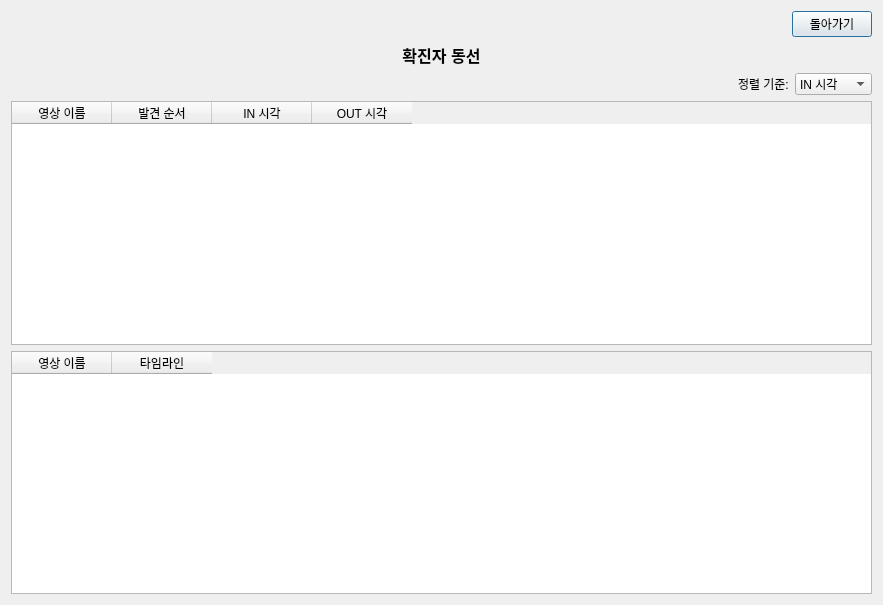
Old version of the form UI/rootOfConfirmedCase.ui in the repository Adel-es/multi_covid19_cctv_analyzer.
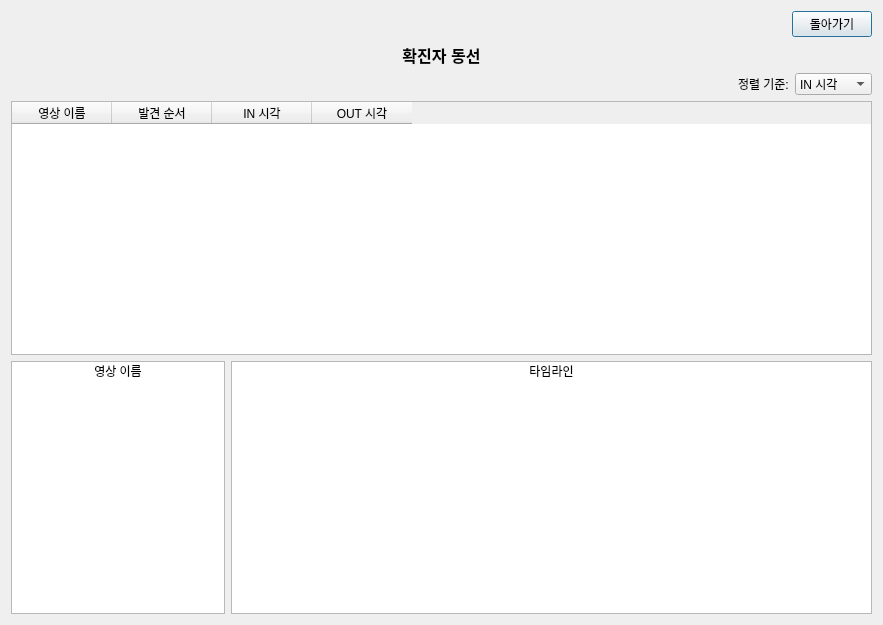
New version of the form.

Diff of the .ui file:
```diff
--- a/UI/rootOfConfirmedCase.ui
+++ b/UI/rootOfConfirmedCase.ui
@@ -7,52 +7,42 @@
     <x>0</x>
     <y>0</y>
     <width>883</width>
-    <height>605</height>
+    <height>625</height>
    </rect>
   </property>
   <property name="windowTitle">
    <string>Dialog</string>
   </property>
   <layout class="QGridLayout" name="gridLayout">
-   <item row="4" column="1">
-    <layout class="QHBoxLayout" name="horizontalLayout">
+   <item row="7" column="0">
+    <layout class="QHBoxLayout" name="horizontalLayout_3" stretch="1,3">
      <item>
-      <spacer name="horizontalSpacer">
-       <property name="orientation">
-        <enum>Qt::Horizontal</enum>
-       </property>
-       <property name="sizeHint" stdset="0">
-        <size>
-         <width>40</width>
-         <height>20</height>
-        </size>
-       </property>
-      </spacer>
-     </item>
-     <item>
-      <widget class="QLabel" name="label_2">
-       <property name="text">
-        <string>정렬 기준:</string>
-       </property>
-      </widget>
-     </item>
-     <item>
-      <widget class="QComboBox" name="comboBox">
-       <item>
-        <property name="text">
-         <string>IN 시각</string>
-        </property>
-       </item>
+      <widget class="QListWidget" name="listWidget_2">
        <item>
         <property name="text">
          <string>영상 이름</string>
         </property>
+        <property name="textAlignment">
+         <set>AlignCenter</set>
+        </property>
+       </item>
+      </widget>
+     </item>
+     <item>
+      <widget class="QListWidget" name="listWidget">
+       <item>
+        <property name="text">
+         <string>타임라인</string>
+        </property>
+        <property name="textAlignment">
+         <set>AlignCenter</set>
+        </property>
        </item>
       </widget>
      </item>
     </layout>
    </item>
-   <item row="0" column="1">
+   <item row="0" column="0">
     <layout class="QHBoxLayout" name="horizontalLayout_2">
      <item>
       <spacer name="horizontalSpacer_2">
@@ -76,45 +66,7 @@
      </item>
     </layout>
    </item>
-   <item row="6" column="1">
-    <widget class="QTableWidget" name="tableWidget_2">
-     <column>
-      <property name="text">
-       <string>영상 이름</string>
-      </property>
-     </column>
-     <column>
-      <property name="text">
-       <string>타임라인</string>
-      </property>
-     </column>
-    </widget>
-   </item>
-   <item row="5" column="1">
-    <widget class="QTableWidget" name="tableWidget">
-     <column>
-      <property name="text">
-       <string>영상 이름</string>
-      </property>
-     </column>
-     <column>
-      <property name="text">
-       <string>발견 순서</string>
-      </property>
-     </column>
-     <column>
-      <property name="text">
-       <string>IN 시각</string>
-      </property>
-     </column>
-     <column>
-      <property name="text">
-       <string>OUT 시각</string>
-      </property>
-     </column>
-    </widget>
-   </item>
-   <item row="1" column="1">
+   <item row="1" column="0">
     <widget class="QLabel" name="label">
      <property name="sizePolicy">
       <sizepolicy hsizetype="Preferred" vsizetype="Preferred">
@@ -130,6 +82,68 @@
      </property>
     </widget>
    </item>
+   <item row="4" column="0">
+    <layout class="QHBoxLayout" name="horizontalLayout">
+     <item>
+      <spacer name="horizontalSpacer">
+       <property name="orientation">
+        <enum>Qt::Horizontal</enum>
+       </property>
+       <property name="sizeHint" stdset="0">
+        <size>
+         <width>40</width>
+         <height>20</height>
+        </size>
+       </property>
+      </spacer>
+     </item>
+     <item>
+      <widget class="QLabel" name="label_2">
+       <property name="text">
+        <string>정렬 기준:</string>
+       </property>
+      </widget>
+     </item>
+     <item>
+      <widget class="QComboBox" name="comboBox">
+       <item>
+        <property name="text">
+         <string>IN 시각</string>
+        </property>
+       </item>
+       <item>
+        <property name="text">
+         <string>영상 이름</string>
+        </property>
+       </item>
+      </widget>
+     </item>
+    </layout>
+   </item>
+   <item row="5" column="0">
+    <widget class="QTableWidget" name="tableWidget">
+     <column>
+      <property name="text">
+       <string>영상 이름</string>
+      </property>
+     </column>
+     <column>
+      <property name="text">
+       <string>발견 순서</string>
+      </property>
+     </column>
+     <column>
+      <property name="text">
+       <string>IN 시각</string>
+      </property>
+     </column>
+     <column>
+      <property name="text">
+       <string>OUT 시각</string>
+      </property>
+     </column>
+    </widget>
+   </item>
   </layout>
  </widget>
  <resources/>
```
